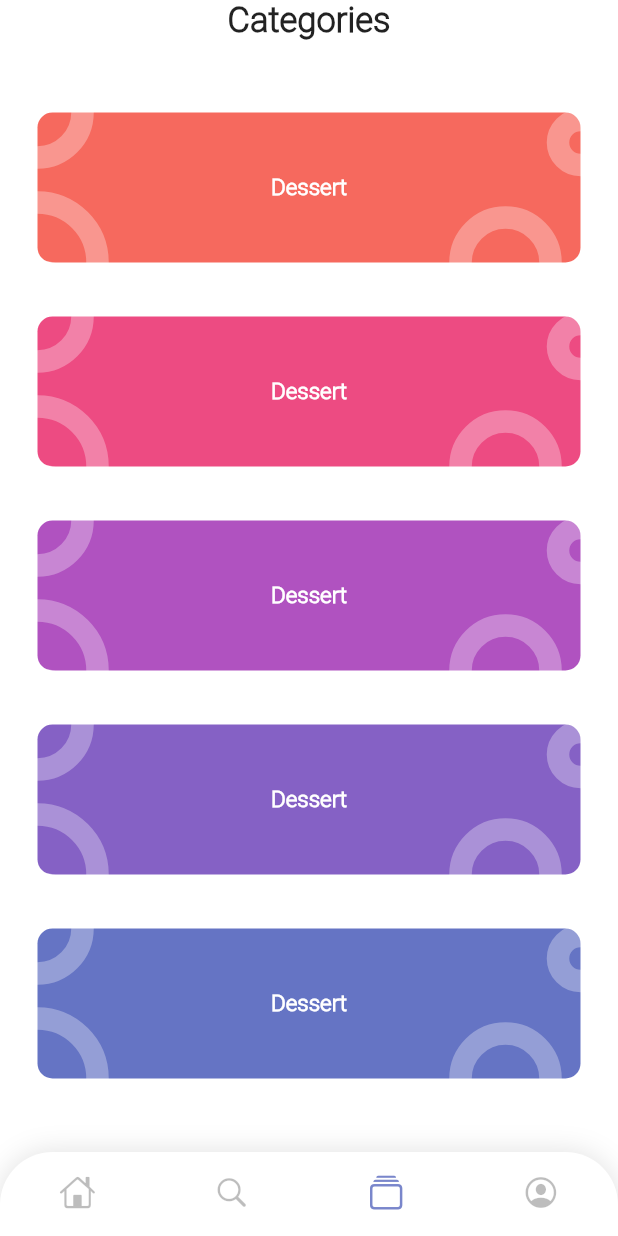
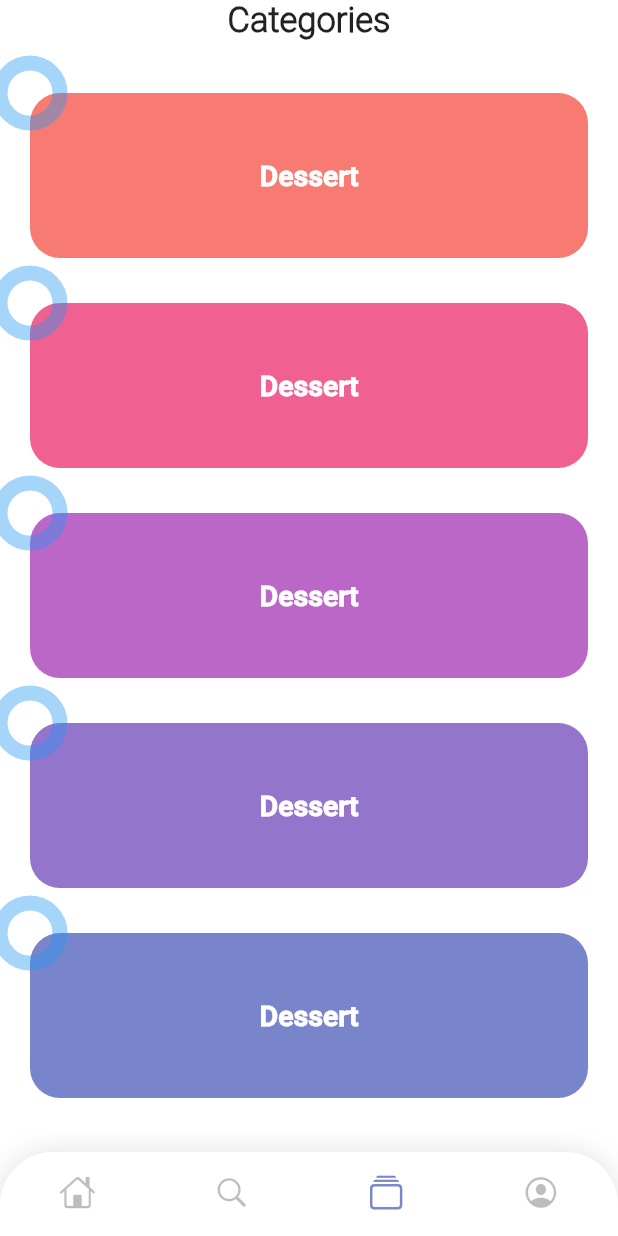
Before and after one commit to mahmoud-eslami/dessert_time, a Flutter app: the screen it shows after launch, item 3 of the bottom bar chosen, on a phone screen of 412 x 824 dp. Run offline on Flutter 3.47's test engine with Material 2 defaults, Android fonts, the phone set to English and light mode, and no system bars; our stand-ins replace bloc, dio, equatable, flutter_bloc; network calls fail.

Commit message:
use canvas for draw category page

```diff
--- a/lib/pages/category_page.dart
+++ b/lib/pages/category_page.dart
@@ -1,3 +1,5 @@
+import 'dart:math';
+import 'dart:ui';
 import 'package:dessert_time/resource/colors.dart';
 import 'package:flutter/material.dart';
 
@@ -15,20 +17,23 @@ class CustomCategory extends StatelessWidget {
       child: SafeArea(
         child: Column(
           children: <Widget>[
-            Text(
-              'Categories',
-              style: TextStyle(
-                fontSize: 23,
-                fontWeight: FontWeight.bold,
+            Center(
+              child: Text(
+                'Categories',
+                style: TextStyle(
+                  fontSize: 23,
+                  fontWeight: FontWeight.bold,
+                ),
               ),
             ),
             Expanded(
               child: ListView.builder(
-                  padding: EdgeInsets.only(top: 30),
+                  padding: EdgeInsets.only(top: 20),
                   itemCount: 5,
                   itemBuilder: (context, index) {
                     return _CategoryItem(
                       color: Colors.primaries[index],
+                      name: 'Dessert',
                     );
                   }),
             )
@@ -48,43 +53,50 @@ class _CategoryItem extends StatelessWidget {
   @override
   Widget build(BuildContext context) {
     return Padding(
-      padding: EdgeInsets.symmetric(horizontal: 25, vertical: 18),
+      padding: EdgeInsets.symmetric(horizontal: 20, vertical: 15),
       child: CustomPaint(
-        foregroundPainter: CirclePainter(),
-        child: Container(
-          decoration: BoxDecoration(
-              color: color.withOpacity(.8),
-              borderRadius: BorderRadius.circular(10)),
-          width: 300,
-          height: 100,
-          child: Center(
-              child: Text(
-            'Dessert',
-            style: TextStyle(
-                color: Colors.white, fontWeight: FontWeight.bold, fontSize: 15),
-          )),
-        ),
+        size: Size.fromHeight(110),
+        painter: RectanglePainter(name: name, color: color),
       ),
     );
   }
 }
 
-class CirclePainter extends CustomPainter {
-  Paint _paint;
+class RectanglePainter extends CustomPainter {
+  final String name;
+  final Color color;
 
-  CirclePainter() {
-    _paint = Paint()
-      ..color = Colors.white.withOpacity(.3)
-      ..strokeWidth = 15.0
-      ..style = PaintingStyle.stroke;
-  }
+  RectanglePainter({this.name, this.color});
 
   @override
   void paint(Canvas canvas, Size size) {
-    canvas.drawCircle(Offset(size.width - 50, size.height), 30, _paint);
-    canvas.drawCircle(Offset(0, 0), 30, _paint);
-    canvas.drawCircle(Offset(0, size.height), 40, _paint);
-    canvas.drawCircle(Offset(size.width, size.height / 5), 15, _paint);
+    var circlePainter = Paint()
+      ..color = Colors.blue.withOpacity(.4)
+      ..style = PaintingStyle.stroke
+      ..strokeWidth = 10;
+
+    var _paint = Paint()
+      ..color = color.withOpacity(.7)
+      ..strokeWidth = 60.0
+      ..style = PaintingStyle.fill;
+
+    final textStyle = TextStyle(
+        color: Colors.white, fontWeight: FontWeight.bold, fontSize: 19);
+    final textSpan = TextSpan(text: '$name', style: textStyle);
+    final textPainter =
+        TextPainter(text: textSpan, textDirection: TextDirection.rtl);
+    textPainter.layout(minWidth: 0, maxWidth: size.width);
+
+    canvas.drawRRect(
+        RRect.fromRectAndRadius(
+            Rect.fromPoints(Offset(0, 0), Offset(size.width, size.height)),
+            Radius.circular(20)),
+        _paint);
+    canvas.drawCircle(Offset(0, 0), 20, circlePainter);
+    textPainter.paint(
+        canvas,
+        Offset((size.width / 2) - textPainter.size.width / 2,
+            (size.height / 2) - textPainter.size.height / 2));
   }
 
   @override
@@ -228,3 +240,21 @@ class CategoryItem extends StatelessWidget {
     );
   }
 }
+
+//
+//Container(
+//decoration: BoxDecoration(
+//color: color.withOpacity(.8),
+//borderRadius: BorderRadius.circular(10)),
+//width: 300,
+//height: 100,
+//child: Center(
+//child: Text(
+//'Dessert',
+//style: TextStyle(
+//color: Colors.white,
+//fontWeight: FontWeight.bold,
+//fontSize: 15),
+//),
+//),
+//),
--- a/lib/pages/discovery.dart
+++ b/lib/pages/discovery.dart
@@ -105,7 +105,7 @@ class _DiscoveryPageState extends State<DiscoveryPage> {
                   shopList = state.shopList;
                 }
                 return SizedBox(
-                  height: 70,
+                  height: 75,
                   child: ListView.builder(
                     padding: EdgeInsets.only(left: 20),
                     scrollDirection: Axis.horizontal,
```
